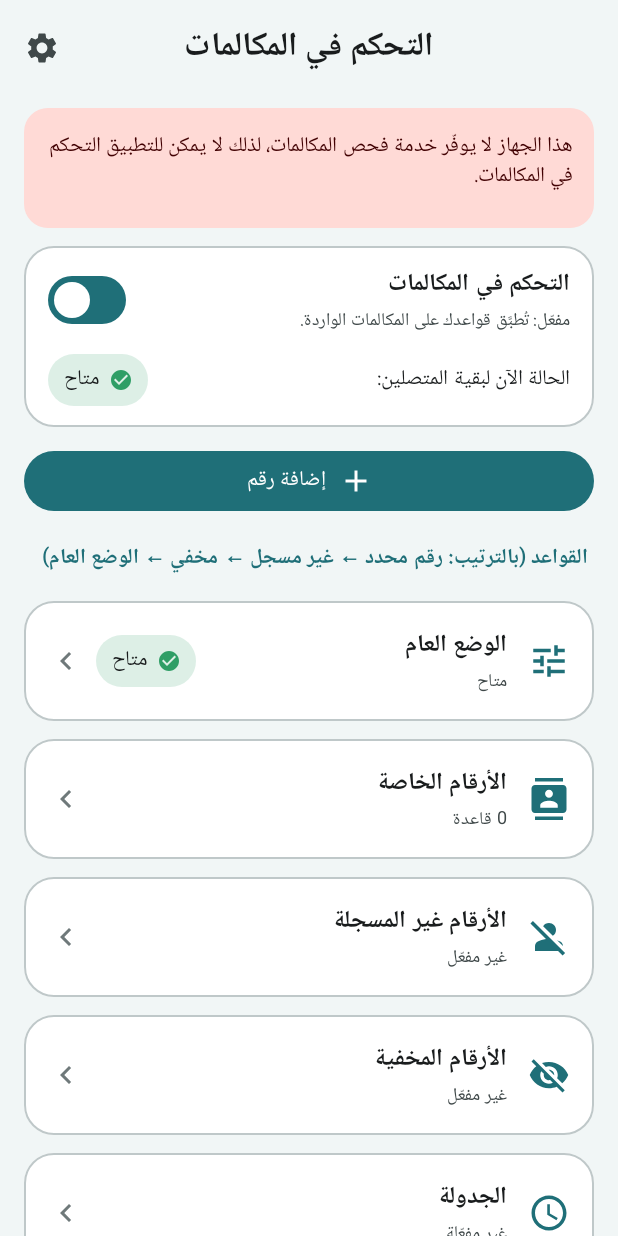
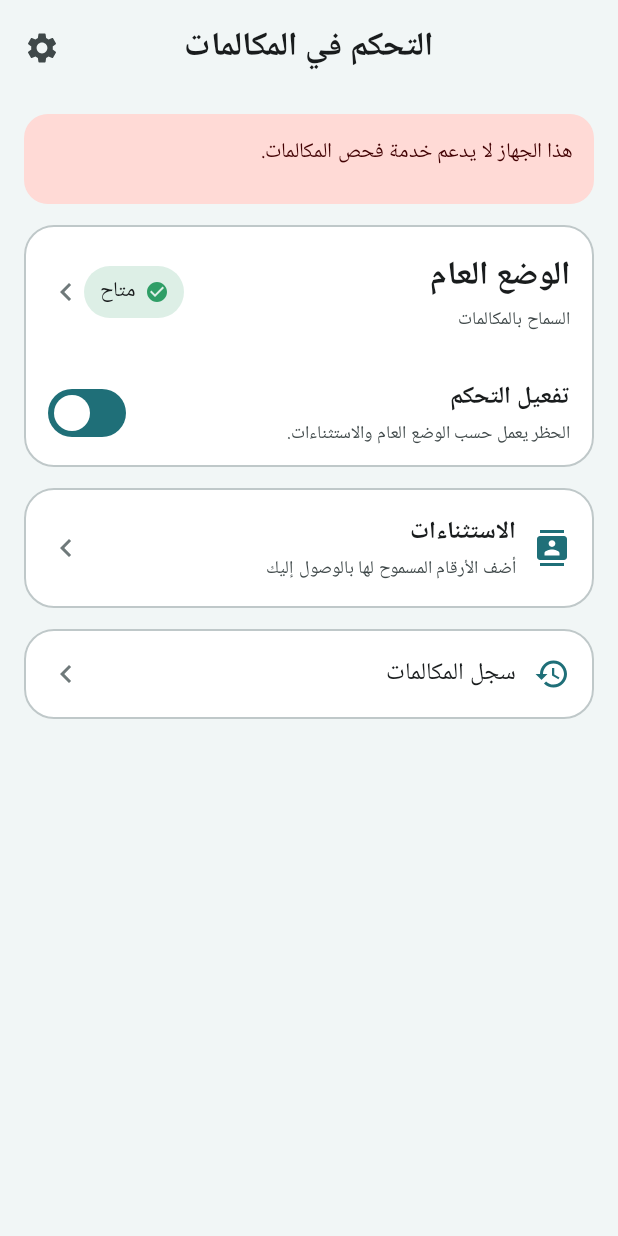
Before and after one commit to zeyadmahmoudied-png/call-control, an Android app built with Jetpack Compose: the screen it shows after launch (MainActivity), after a tap on "تفعيل الآن", on a phone screen of 412 x 824 dp. Run offline under Robolectric (Android 15) with nearby library versions, the phone set to English and light mode, and no system bars; our stand-ins replace Room's generated code.

Commit message:
Simplify home screen and default to global call rejection

```diff
--- a/app/src/main/kotlin/com/callcontrol/app/ui/HomeScreen.kt
+++ b/app/src/main/kotlin/com/callcontrol/app/ui/HomeScreen.kt
@@ -1,27 +1,19 @@
 package com.callcontrol.app.ui
 
+import androidx.compose.foundation.clickable
 import androidx.compose.foundation.layout.Arrangement
 import androidx.compose.foundation.layout.Column
 import androidx.compose.foundation.layout.Row
-import androidx.compose.foundation.layout.Spacer
 import androidx.compose.foundation.layout.fillMaxSize
 import androidx.compose.foundation.layout.fillMaxWidth
 import androidx.compose.foundation.layout.padding
-import androidx.compose.foundation.layout.size
-import androidx.compose.foundation.layout.width
 import androidx.compose.foundation.rememberScrollState
 import androidx.compose.foundation.verticalScroll
 import androidx.compose.material.icons.Icons
 import androidx.compose.material.icons.automirrored.filled.KeyboardArrowRight
-import androidx.compose.material.icons.filled.Add
 import androidx.compose.material.icons.filled.Contacts
 import androidx.compose.material.icons.filled.History
-import androidx.compose.material.icons.filled.PersonOff
-import androidx.compose.material.icons.filled.Schedule
-import androidx.compose.material.icons.filled.Security
 import androidx.compose.material.icons.filled.Settings
-import androidx.compose.material.icons.filled.Tune
-import androidx.compose.material.icons.filled.VisibilityOff
 import androidx.compose.material3.Button
 import androidx.compose.material3.Icon
 import androidx.compose.material3.IconButton
@@ -31,41 +23,26 @@ import androidx.compose.runtime.Composable
 import androidx.compose.runtime.getValue
 import androidx.compose.ui.Alignment
 import androidx.compose.ui.Modifier
-import androidx.compose.ui.graphics.vector.ImageVector
 import androidx.compose.ui.platform.testTag
 import androidx.compose.ui.text.font.FontWeight
 import androidx.compose.ui.unit.dp
 import androidx.lifecycle.compose.collectAsStateWithLifecycle
 import com.callcontrol.app.MainViewModel
 import com.callcontrol.app.Screen
-import com.callcontrol.app.displayNumber
-import com.callcontrol.app.label
-import com.callcontrol.app.ltr
 import com.callcontrol.domain.Mode
-import com.callcontrol.domain.ScheduleResolver
 import com.callcontrol.storage.AppSettings
 import com.callcontrol.storage.RepoResult
-import com.callcontrol.storage.buildRuleConfig
-import java.time.LocalDateTime
 
 @Composable
 fun HomeScreen(vm: MainViewModel) {
     val settingsState by vm.settings.collectAsStateWithLifecycle()
     val rulesState by vm.rules.collectAsStateWithLifecycle()
-    val entriesState by vm.entries.collectAsStateWithLifecycle()
-    val logState by vm.log.collectAsStateWithLifecycle()
     val system by rememberSystemSnapshot()
     val requestRole = rememberRoleRequester()
 
     val settings: AppSettings = (settingsState as? RepoResult.Success)?.value ?: AppSettings()
     val rules = (rulesState as? RepoResult.Success)?.value.orEmpty()
-    val entries = (entriesState as? RepoResult.Success)?.value.orEmpty()
-    val recent = (logState as? RepoResult.Success)?.value.orEmpty().take(3)
-
-    // The mode that applies to "everybody else" right now (manual mode, or what the schedule says at this moment).
-    val effective = ScheduleResolver.resolve(
-        buildRuleConfig(rules, entries, settings).schedule, LocalDateTime.now(), settings.globalMode,
-    ).mode
+    val enabledExceptions = rules.count { it.enabled }
 
     ScreenScaffold(
         title = "التحكم في المكالمات",
@@ -81,120 +58,103 @@ fun HomeScreen(vm: MainViewModel) {
                 .fillMaxSize()
                 .padding(padding)
                 .verticalScroll(rememberScrollState())
-                .padding(horizontal = 16.dp, vertical = 8.dp),
-            verticalArrangement = Arrangement.spacedBy(12.dp),
+                .padding(horizontal = 16.dp, vertical = 12.dp),
+            verticalArrangement = Arrangement.spacedBy(14.dp),
         ) {
-            // --- is the screening service actually switched on in Android? ---
             if (!system.roleHeld) {
                 Notice(
                     text = if (system.roleAvailable) {
-                        "خدمة فحص المكالمات غير مفعّلة في أندرويد، لذلك لا يُطبَّق أي تحكم الآن."
+                        "التطبيق غير مفعّل كخدمة فحص المكالمات، لذلك لن يستطيع رفض المكالمات الآن."
                     } else {
-                        "هذا الجهاز لا يوفّر خدمة فحص المكالمات، لذلك لا يمكن للتطبيق التحكم في المكالمات."
+                        "هذا الجهاز لا يدعم خدمة فحص المكالمات."
                     },
                     error = true,
                     modifier = Modifier.testTag("notice_service_off"),
                 ) {
                     if (system.roleAvailable) {
-                        Button(onClick = requestRole, modifier = Modifier.testTag("btn_enable_service")) { Text("تفعيل الخدمة") }
-                    }
-                }
-            }
-
-            // --- master switch + the state that applies right now ---
-            AppCard {
-                Column {
-                    SwitchRow(
-                        title = "التحكم في المكالمات",
-                        subtitle = if (settings.controlEnabled) "مفعّل: تُطبَّق قواعدك على المكالمات الواردة." else "متوقف: تصل كل المكالمات بشكل طبيعي. إعداداتك محفوظة.",
-                        checked = settings.controlEnabled,
-                        onCheckedChange = { on -> vm.updateSettings { it.copy(controlEnabled = on) } },
-                        tag = "switch_control",
-                    )
-                    if (settings.controlEnabled) {
-                        Row(
-                            verticalAlignment = Alignment.CenterVertically,
-                            modifier = Modifier.fillMaxWidth().padding(start = 16.dp, end = 16.dp, bottom = 14.dp),
-                        ) {
-                            Text("الحالة الآن لبقية المتصلين:", style = MaterialTheme.typography.bodyMedium, modifier = Modifier.weight(1f))
-                            ModeChip(effective, modifier = Modifier.testTag("chip_effective_mode"))
+                        Button(onClick = requestRole, modifier = Modifier.testTag("btn_enable_service")) {
+                            Text("تفعيل الخدمة")
                         }
                     }
                 }
             }
 
-            Button(
-                onClick = { vm.navigate(Screen.EditNumber(null)) },
-                modifier = Modifier.fillMaxWidth().testTag("btn_add_number"),
-            ) {
-                Icon(Icons.Filled.Add, contentDescription = null)
-                Spacer(Modifier.width(8.dp))
-                Text("إضافة رقم")
-            }
-
-            SectionTitle("القواعد (بالترتيب: رقم محدد ← غير مسجل ← مخفي ← الوضع العام)")
-
-            NavCard(Icons.Filled.Tune, "الوضع العام", settings.globalMode.label(), "nav_global", mode = settings.globalMode) { vm.navigate(Screen.GlobalMode) }
-            NavCard(Icons.Filled.Contacts, "الأرقام الخاصة", "${rules.size} قاعدة", "nav_numbers") { vm.navigate(Screen.Numbers) }
-            NavCard(
-                Icons.Filled.PersonOff, "الأرقام غير المسجلة",
-                if (settings.unregistered.enabled) settings.unregistered.mode.label() else "غير مفعّل", "nav_unregistered",
-                mode = settings.unregistered.mode.takeIf { settings.unregistered.enabled },
-            ) { vm.navigate(Screen.Unregistered) }
-            NavCard(
-                Icons.Filled.VisibilityOff, "الأرقام المخفية",
-                if (settings.hidden.enabled) settings.hidden.mode.label() else "غير مفعّل", "nav_hidden",
-                mode = settings.hidden.mode.takeIf { settings.hidden.enabled },
-            ) { vm.navigate(Screen.Hidden) }
-            NavCard(
-                Icons.Filled.Schedule, "الجدولة",
-                if (settings.scheduleEnabled) "مفعّلة (${entries.size} فترة)" else "غير مفعّلة", "nav_schedule",
-            ) { vm.navigate(Screen.Schedule) }
-
-            SectionTitle("آخر المكالمات التي عالجها التطبيق")
-            AppCard(onClick = { vm.navigate(Screen.Log) }, modifier = Modifier.testTag("card_recent")) {
-                Column(modifier = Modifier.padding(16.dp), verticalArrangement = Arrangement.spacedBy(8.dp)) {
-                    if (recent.isEmpty()) {
-                        Text("لا توجد مكالمات مسجلة بعد.", style = MaterialTheme.typography.bodyMedium, color = MaterialTheme.colorScheme.onSurfaceVariant)
-                    } else {
-                        recent.forEach { e ->
-                            Row(verticalAlignment = Alignment.CenterVertically) {
-                                Text(ltr(displayNumber(e.numberKey)), modifier = Modifier.weight(1f), style = MaterialTheme.typography.bodyMedium)
-                                ModeChip(e.mode)
-                            }
+            // Main card: one obvious place to choose the default action and turn screening on/off.
+            AppCard {
+                Column {
+                    Row(
+                        modifier = Modifier
+                            .fillMaxWidth()
+                            .clickable { vm.navigate(Screen.GlobalMode) }
+                            .padding(16.dp)
+                            .testTag("nav_global"),
+                        verticalAlignment = Alignment.CenterVertically,
+                    ) {
+                        Column(modifier = Modifier.weight(1f)) {
+                            Text("الوضع العام", style = MaterialTheme.typography.titleLarge, fontWeight = FontWeight.Bold)
+                            Text(
+                                when (settings.globalMode) {
+                                    Mode.BUSY, Mode.UNAVAILABLE -> "رفض كل المكالمات ما عدا الاستثناءات"
+                                    Mode.AVAILABLE -> "السماح بالمكالمات"
+                                    Mode.SILENT -> "السماح بالمكالمات مع كتم الرنين"
+                                },
+                                style = MaterialTheme.typography.bodySmall,
+                                color = MaterialTheme.colorScheme.onSurfaceVariant,
+                            )
                         }
+                        ModeChip(settings.globalMode)
+                        Icon(Icons.AutoMirrored.Filled.KeyboardArrowRight, contentDescription = null, tint = MaterialTheme.colorScheme.outline)
                     }
+                    SwitchRow(
+                        title = "تفعيل التحكم",
+                        subtitle = if (settings.controlEnabled) "الحظر يعمل حسب الوضع العام والاستثناءات." else "متوقف؛ ستصل المكالمات بشكل طبيعي.",
+                        checked = settings.controlEnabled,
+                        onCheckedChange = { enabled -> vm.updateSettings { it.copy(controlEnabled = enabled) } },
+                        tag = "switch_control",
+                    )
                 }
             }
 
-            NavCard(Icons.Filled.History, "سجل المكالمات", "كل ما عالجه التطبيق", "nav_log") { vm.navigate(Screen.Log) }
-            NavCard(Icons.Filled.Security, "الصلاحيات والتشخيص", if (system.roleHeld) "الخدمة مفعّلة" else "الخدمة غير مفعّلة", "nav_diagnostics") { vm.navigate(Screen.Diagnostics) }
+            // Exceptions are deliberately the only secondary management card on the home screen.
+            AppCard(
+                onClick = { vm.navigate(Screen.Numbers) },
+                modifier = Modifier.testTag("nav_exceptions"),
+            ) {
+                Row(
+                    modifier = Modifier.fillMaxWidth().padding(16.dp),
+                    verticalAlignment = Alignment.CenterVertically,
+                ) {
+                    Icon(Icons.Filled.Contacts, contentDescription = null, tint = MaterialTheme.colorScheme.primary)
+                    Column(modifier = Modifier.weight(1f).padding(horizontal = 12.dp)) {
+                        Text("الاستثناءات", style = MaterialTheme.typography.titleMedium, fontWeight = FontWeight.SemiBold)
+                        Text(
+                            if (enabledExceptions == 0) "أضف الأرقام المسموح لها بالوصول إليك"
+                            else "$enabledExceptions رقمًا له إعداد خاص",
+                            style = MaterialTheme.typography.bodySmall,
+                            color = MaterialTheme.colorScheme.onSurfaceVariant,
+                        )
+                    }
+                    Icon(Icons.AutoMirrored.Filled.KeyboardArrowRight, contentDescription = null, tint = MaterialTheme.colorScheme.outline)
+                }
+            }
+
+            if (settings.scheduleEnabled) {
+                Notice("الجدولة مفعّلة وقد تغيّر الوضع العام في أوقات محددة. راجع إعدادات الجدولة قبل الاعتماد على الحظر طوال الوقت.")
+            }
+
+            AppCard(
+                onClick = { vm.navigate(Screen.Log) },
+                modifier = Modifier.testTag("nav_log"),
+            ) {
+                Row(
+                    modifier = Modifier.fillMaxWidth().padding(16.dp),
+                    verticalAlignment = Alignment.CenterVertically,
+                ) {
+                    Icon(Icons.Filled.History, contentDescription = null, tint = MaterialTheme.colorScheme.primary)
+                    Text("سجل المكالمات", modifier = Modifier.weight(1f).padding(horizontal = 12.dp), style = MaterialTheme.typography.titleMedium)
+                    Icon(Icons.AutoMirrored.Filled.KeyboardArrowRight, contentDescription = null, tint = MaterialTheme.colorScheme.outline)
+                }
+            }
         }
     }
 }
-
-@Composable
-private fun NavCard(
-    icon: ImageVector,
-    title: String,
-    subtitle: String,
-    tag: String,
-    mode: Mode? = null,
-    onClick: () -> Unit,
-) {
-    AppCard(onClick = onClick, modifier = Modifier.testTag(tag)) {
-        Row(verticalAlignment = Alignment.CenterVertically, modifier = Modifier.padding(16.dp)) {
-            Icon(icon, contentDescription = null, tint = MaterialTheme.colorScheme.primary, modifier = Modifier.size(28.dp))
-            Spacer(Modifier.width(14.dp))
-            Column(modifier = Modifier.weight(1f)) {
-                Text(title, style = MaterialTheme.typography.titleMedium, fontWeight = FontWeight.SemiBold)
-                Text(subtitle, style = MaterialTheme.typography.bodySmall, color = MaterialTheme.colorScheme.onSurfaceVariant)
-            }
-            if (mode != null) {
-                ModeChip(mode)
-                Spacer(Modifier.width(8.dp))
-            }
-            Icon(Icons.AutoMirrored.Filled.KeyboardArrowRight, contentDescription = null, tint = MaterialTheme.colorScheme.outline)
-        }
-    }
-}
```
